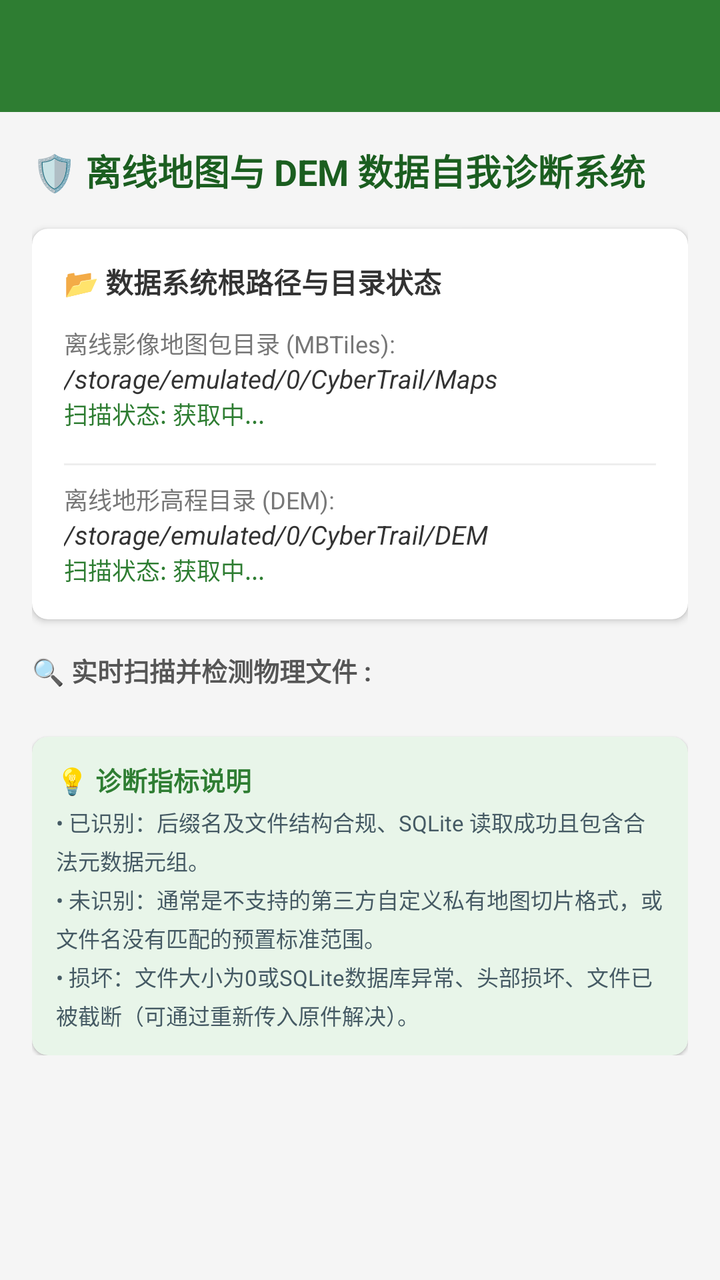
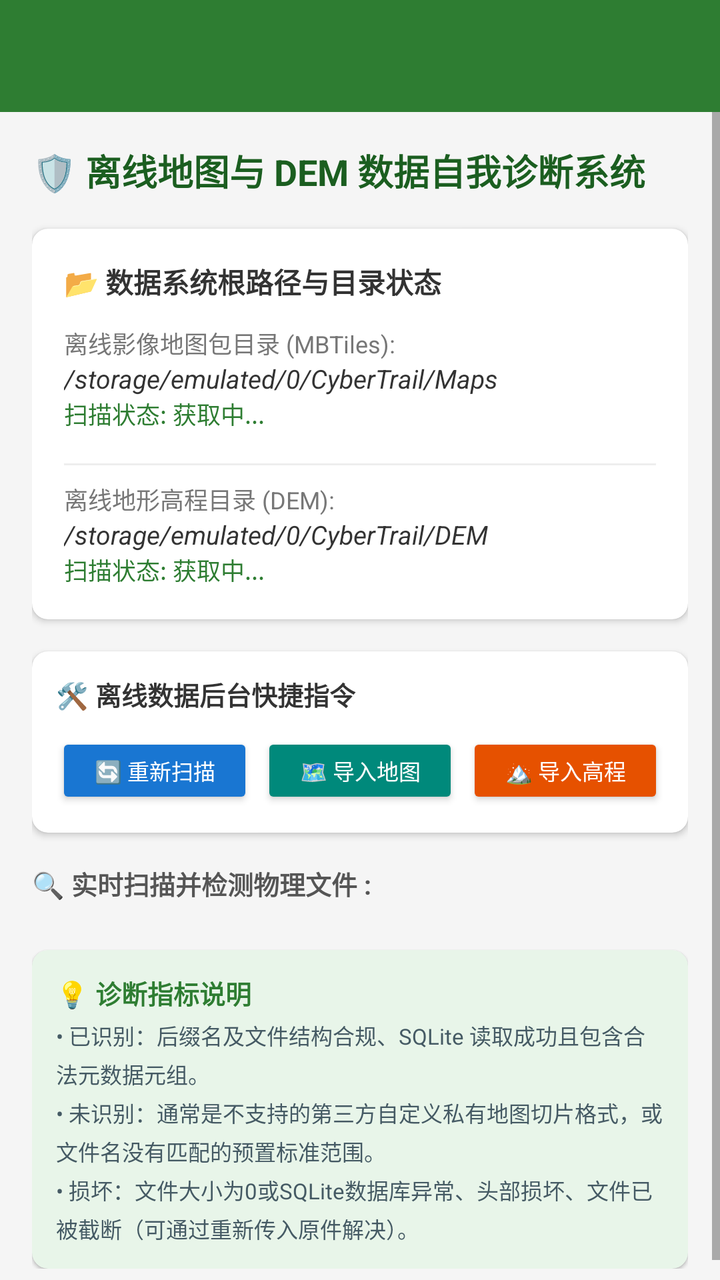

Two renders of the same Android screen: before a commit and after it. Below are the layout's source before the change and the commit's diff.
<!-- AndroidManifest.xml: application theme Theme.CyberTrail -->
<!-- res/layout/activity_offline_diagnostic.xml -->
<?xml version="1.0" encoding="utf-8"?>
<LinearLayout xmlns:android="http://schemas.android.com/apk/res/android"
    xmlns:app="http://schemas.android.com/apk/res-auto"
    android:layout_width="match_parent"
    android:layout_height="match_parent"
    android:orientation="vertical"
    android:background="#F5F5F5">

    <androidx.appcompat.widget.Toolbar
        android:id="@+id/diagnostic_toolbar"
        android:layout_width="match_parent"
        android:layout_height="?attr/actionBarSize"
        android:background="#2E7D32"
        android:theme="@style/ThemeOverlay.AppCompat.Dark.ActionBar" />

    <ScrollView
        android:layout_width="match_parent"
        android:layout_height="match_parent">

        <LinearLayout
            android:layout_width="match_parent"
            android:layout_height="wrap_content"
            android:orientation="vertical"
            android:padding="16dp">

            
            <TextView
                android:layout_width="match_parent"
                android:layout_height="wrap_content"
                android:text="🛡️ 离线地图与 DEM 数据自我诊断系统"
                android:textSize="18sp"
                android:textStyle="bold"
                android:textColor="#1B5E20"
                android:layout_marginBottom="16dp" />

            
            <androidx.cardview.widget.CardView
                android:layout_width="match_parent"
                android:layout_height="wrap_content"
                android:layout_marginBottom="16dp"
                app:cardCornerRadius="8dp"
                app:cardElevation="2dp"
                app:cardBackgroundColor="#FFFFFF">

                <LinearLayout
                    android:layout_width="match_parent"
                    android:layout_height="wrap_content"
                    android:orientation="vertical"
                    android:padding="16dp">

                    <TextView
                        android:layout_width="match_parent"
                        android:layout_height="wrap_content"
                        android:text="📂 数据系统根路径与目录状态"
                        android:textStyle="bold"
                        android:textSize="14sp"
                        android:textColor="#333333"
                        android:layout_marginBottom="12dp" />

                    
                    <LinearLayout
                        android:layout_width="match_parent"
                        android:layout_height="wrap_content"
                        android:orientation="vertical"
                        android:layout_marginBottom="8dp">

                        <TextView
                            android:layout_width="match_parent"
                            android:layout_height="wrap_content"
                            android:text="离线影像地图包目录 (MBTiles):"
                            android:textSize="12sp"
                            android:textColor="#777777" />

                        <TextView
                            android:id="@+id/tv_maps_path"
                            android:layout_width="match_parent"
                            android:layout_height="wrap_content"
                            android:text="/storage/emulated/0/CyberTrail/Maps"
                            android:textSize="13sp"
                            android:textStyle="italic"
                            android:textColor="#333333" />

                        <TextView
                            android:id="@+id/tv_maps_status"
                            android:layout_width="match_parent"
                            android:layout_height="wrap_content"
                            android:text="扫描状态: 获取中..."
                            android:textSize="12sp"
                            android:textColor="#2E7D32" />
                    </LinearLayout>

                    <View
                        android:layout_width="match_parent"
                        android:layout_height="1dp"
                        android:background="#EEEEEE"
                        android:layout_marginTop="8dp"
                        android:layout_marginBottom="8dp" />

                    
                    <LinearLayout
                        android:layout_width="match_parent"
                        android:layout_height="wrap_content"
                        android:orientation="vertical">

                        <TextView
                            android:layout_width="match_parent"
                            android:layout_height="wrap_content"
                            android:text="离线地形高程目录 (DEM):"
                            android:textSize="12sp"
                            android:textColor="#777777" />

                        <TextView
                            android:id="@+id/tv_dem_path"
                            android:layout_width="match_parent"
                            android:layout_height="wrap_content"
                            android:text="/storage/emulated/0/CyberTrail/DEM"
                            android:textSize="13sp"
                            android:textStyle="italic"
                            android:textColor="#333333" />

                        <TextView
                            android:id="@+id/tv_dem_status"
                            android:layout_width="match_parent"
                            android:layout_height="wrap_content"
                            android:text="扫描状态: 获取中..."
                            android:textSize="12sp"
                            android:textColor="#2E7D32" />
                    </LinearLayout>

                </LinearLayout>
            </androidx.cardview.widget.CardView>

            
            <TextView
                android:layout_width="match_parent"
                android:layout_height="wrap_content"
                android:text="🔍 实时扫描并检测物理文件 :"
                android:textStyle="bold"
                android:textColor="#555555"
                android:textSize="13sp"
                android:layout_marginBottom="8dp" />

            
            <LinearLayout
                android:id="@+id/diagnostic_items_container"
                android:layout_width="match_parent"
                android:layout_height="wrap_content"
                android:orientation="vertical" />

            
            <TextView
                android:id="@+id/tv_empty_diagnostic"
                android:layout_width="match_parent"
                android:layout_height="wrap_content"
                android:gravity="center"
                android:padding="32dp"
                android:text="⚠️ 目录下目前没有物理加载文件\n(请在离线工具包中点击“导入”或“打开下载页”获取数据)"
                android:textColor="#999999"
                android:textSize="13sp"
                android:visibility="gone" />

            
            <androidx.cardview.widget.CardView
                android:layout_width="match_parent"
                android:layout_height="wrap_content"
                android:layout_marginTop="16dp"
                app:cardCornerRadius="8dp"
                app:cardElevation="1dp"
                app:cardBackgroundColor="#E8F5E9">

                <LinearLayout
                    android:layout_width="match_parent"
                    android:layout_height="wrap_content"
                    android:orientation="vertical"
                    android:padding="12dp">

                    <TextView
                        android:layout_width="match_parent"
                        android:layout_height="wrap_content"
                        android:text="💡 诊断指标说明"
                        android:textStyle="bold"
                        android:textColor="#2E7D32"
                        android:textSize="13sp" />

                    <TextView
                        android:layout_width="match_parent"
                        android:layout_height="wrap_content"
                        android:layout_marginTop="4dp"
                        android:text="• 已识别：后缀名及文件结构合规、SQLite 读取成功且包含合法元数据元组。\n• 未识别：通常是不支持的第三方自定义私有地图切片格式，或文件名没有匹配的预置标准范围。\n• 损坏：文件大小为0或SQLite数据库异常、头部损坏、文件已被截断（可通过重新传入原件解决）。"
                        android:textColor="#455A64"
                        android:textSize="11sp"
                        android:lineSpacingMultiplier="1.2" />
                </LinearLayout>
            </androidx.cardview.widget.CardView>

        </LinearLayout>
    </ScrollView>

</LinearLayout>
<!-- resources referenced by this layout -->
<resources>
  <style name="Theme.CyberTrail" parent="Theme.MaterialComponents.DayNight.NoActionBar">
          
          <item name="colorPrimary">@color/cyber_green</item>
          <item name="colorPrimaryVariant">@color/cyber_slate</item>
          <item name="colorOnPrimary">@color/white</item>
          
          <item name="android:statusBarColor">@color/cyber_slate</item>
      </style>
  <color name="cyber_green">#FF10B981</color>
  <color name="cyber_slate">#FF0F172A</color>
  <color name="white">#FFFFFFFF</color>
</resources>

<!-- the commit's change to res/layout/activity_offline_diagnostic.xml (unified diff, before → after) -->
@@ -131,6 +131,74 @@
             </androidx.cardview.widget.CardView>
 
             
+            <androidx.cardview.widget.CardView
+                android:layout_width="match_parent"
+                android:layout_height="wrap_content"
+                android:layout_marginBottom="16dp"
+                app:cardCornerRadius="8dp"
+                app:cardElevation="2dp"
+                app:cardBackgroundColor="#FFFFFF">
+
+                <LinearLayout
+                    android:layout_width="match_parent"
+                    android:layout_height="wrap_content"
+                    android:orientation="vertical"
+                    android:padding="12dp">
+
+                    <TextView
+                        android:layout_width="match_parent"
+                        android:layout_height="wrap_content"
+                        android:text="🛠️ 离线数据后台快捷指令"
+                        android:textStyle="bold"
+                        android:textSize="13sp"
+                        android:textColor="#333333"
+                        android:layout_marginBottom="10dp" />
+
+                    <LinearLayout
+                        android:layout_width="match_parent"
+                        android:layout_height="wrap_content"
+                        android:orientation="horizontal">
+
+                        <Button
+                            android:id="@+id/btn_rescan"
+                            android:layout_width="0dp"
+                            android:layout_weight="1"
+                            android:layout_height="38dp"
+                            android:layout_marginEnd="4dp"
+                            android:backgroundTint="#1976D2"
+                            android:textColor="#FFFFFF"
+                            android:text="🔄 重新扫描"
+                            android:textSize="11sp"
+                            android:padding="0dp" />
+
+                        <Button
+                            android:id="@+id/btn_import_map"
+                            android:layout_width="0dp"
+                            android:layout_weight="1"
+                            android:layout_height="38dp"
+                            android:layout_marginEnd="4dp"
+                            android:backgroundTint="#00897B"
+                            android:textColor="#FFFFFF"
+                            android:text="🗺️ 导入地图"
+                            android:textSize="11sp"
+                            android:padding="0dp" />
+
+                        <Button
+                            android:id="@+id/btn_import_dem"
+                            android:layout_width="0dp"
+                            android:layout_weight="1"
+                            android:layout_height="38dp"
+                            android:backgroundTint="#E65100"
+                            android:textColor="#FFFFFF"
+                            android:text="🏔️ 导入高程"
+                            android:textSize="11sp"
+                            android:padding="0dp" />
+
+                    </LinearLayout>
+                </LinearLayout>
+            </androidx.cardview.widget.CardView>
+
+            
             <TextView
                 android:layout_width="match_parent"
                 android:layout_height="wrap_content"
